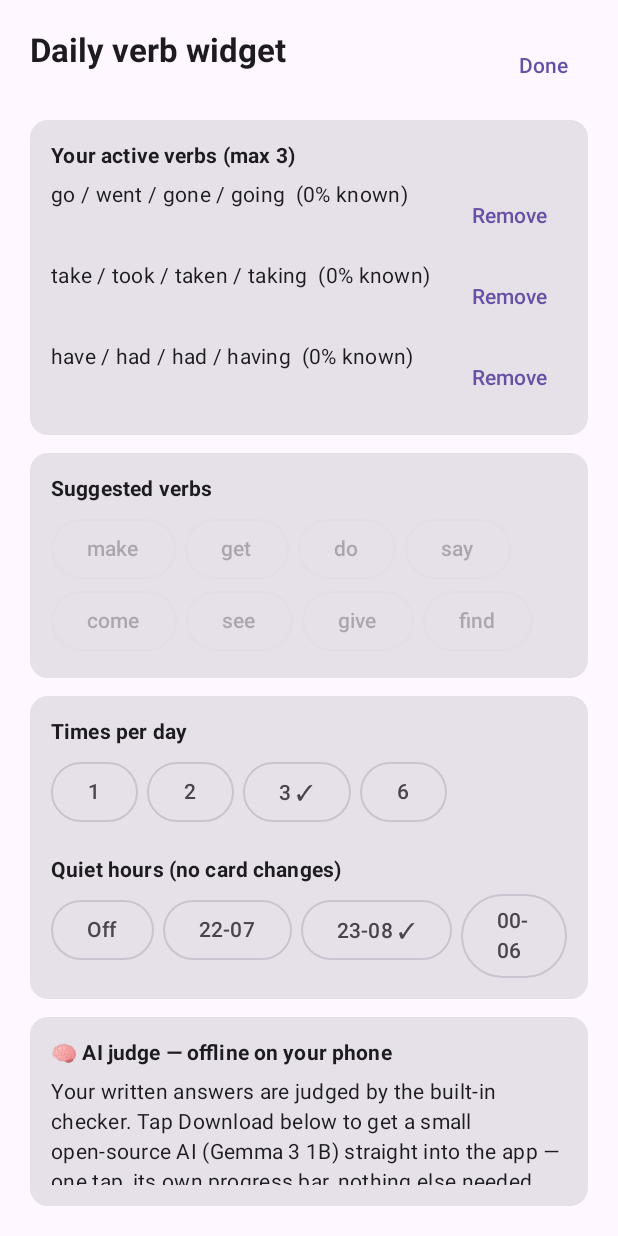
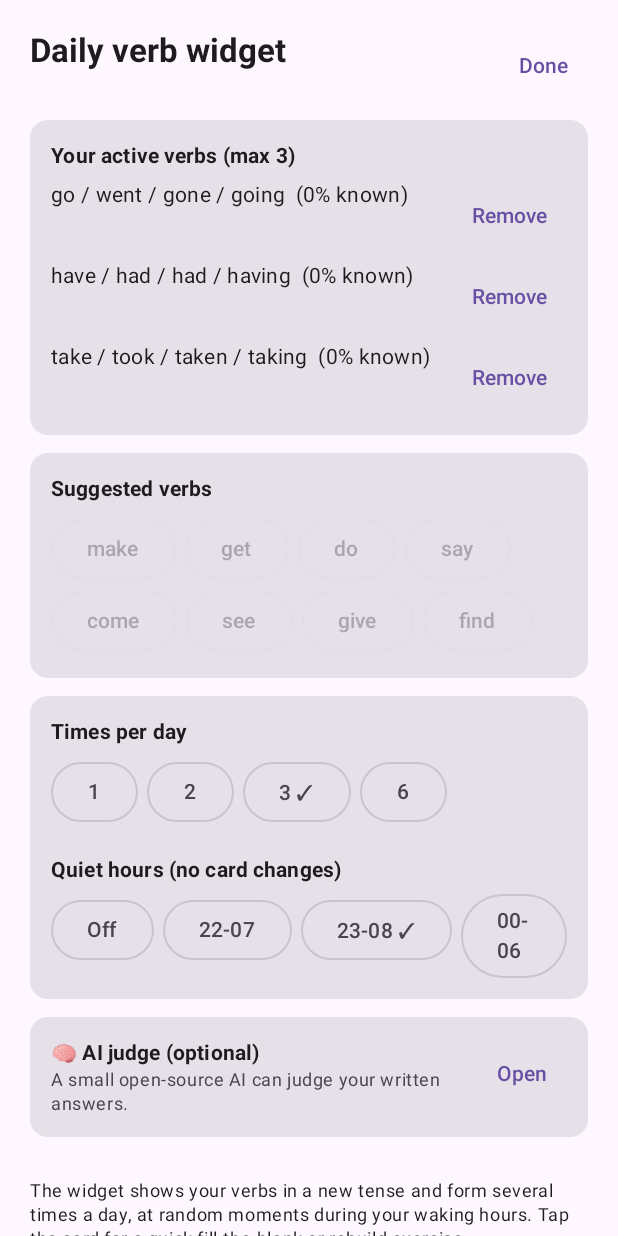
Before and after one commit to KingxKingT/test, an Android app built with Jetpack Compose: the composable VerbSettingsScreen shown on its own in the app's theme, on a phone screen of 412 x 824 dp. Run offline under Robolectric (Android 15) with nearby library versions, the phone set to English and light mode, and no system bars; libraries missing offline, so code that uses them is left out: androidx.glance, androidx.glance.appwidget, com.google.mediapipe.tasks; 3 statements that could not run were skipped.

Commit message:
UX overhaul: scrolling on all screens, home hierarchy, collapsible AI card

```diff
--- a/app/src/main/java/com/example/grammardaily/ui/ExerciseUi.kt
+++ b/app/src/main/java/com/example/grammardaily/ui/ExerciseUi.kt
@@ -4,6 +4,8 @@ package com.example.grammardaily.ui
 
 import android.content.Context
 import android.speech.tts.TextToSpeech
+import androidx.compose.foundation.rememberScrollState
+import androidx.compose.foundation.verticalScroll
 import androidx.compose.foundation.layout.Arrangement
 import androidx.compose.foundation.layout.Column
 import androidx.compose.foundation.layout.FlowRow
@@ -379,6 +381,7 @@ fun ExerciseRunner(
     Column(
         modifier = Modifier
             .fillMaxSize()
+            .verticalScroll(rememberScrollState())
             .padding(20.dp),
         verticalArrangement = Arrangement.spacedBy(12.dp)
     ) {
@@ -435,6 +438,7 @@ fun PlacementScreen(
         Column(
             modifier = Modifier
                 .fillMaxSize()
+                .verticalScroll(rememberScrollState())
                 .padding(20.dp),
             verticalArrangement = Arrangement.spacedBy(12.dp)
         ) {
@@ -500,7 +504,7 @@ fun PlacementScreen(
                 )
                 Text(text = aiReport!!, style = MaterialTheme.typography.bodyMedium)
             }
-            Spacer(modifier = Modifier.weight(1f))
+            Spacer(modifier = Modifier.height(8.dp))
             Button(onClick = { onFinished(res) }, modifier = Modifier.fillMaxWidth()) {
                 Text("Start learning at ${res.level.code}")
             }
--- a/app/src/main/java/com/example/grammardaily/ui/VerbScreens.kt
+++ b/app/src/main/java/com/example/grammardaily/ui/VerbScreens.kt
@@ -2,6 +2,8 @@
 
 package com.example.grammardaily.ui
 
+import androidx.compose.foundation.rememberScrollState
+import androidx.compose.foundation.verticalScroll
 import androidx.compose.foundation.layout.Arrangement
 import androidx.compose.foundation.layout.Column
 import androidx.compose.foundation.layout.Row
@@ -100,6 +102,7 @@ fun VerbExerciseScreen(
     Column(
         modifier = Modifier
             .fillMaxSize()
+            .verticalScroll(rememberScrollState())
             .padding(20.dp),
         verticalArrangement = Arrangement.spacedBy(12.dp)
     ) {
@@ -177,6 +180,7 @@ fun VerbSettingsScreen(
     Column(
         modifier = Modifier
             .fillMaxSize()
+            .verticalScroll(rememberScrollState())
             .padding(20.dp),
         verticalArrangement = Arrangement.spacedBy(12.dp)
     ) {
@@ -350,7 +354,7 @@ fun VerbSettingsScreen(
 
         AiTeacherCard(refresh = refresh)
 
-        Spacer(modifier = Modifier.weight(1f))
+        Spacer(modifier = Modifier.height(4.dp))
         Text(
             text = "The widget shows your verbs in a new tense and form several times a day, at random moments during your waking hours. Tap the card for a quick fill-the-blank or rebuild exercise.",
             style = MaterialTheme.typography.bodySmall
@@ -367,6 +371,7 @@ fun AiTeacherCard(refresh: Int) {
     var importing by remember { mutableStateOf(false) }
     var downProgress by remember { mutableStateOf<Pair<Long, Long>?>(null) }
     var downName by remember { mutableStateOf("") }
+    var expanded by remember(refresh) { mutableStateOf(false) }
     val picker = rememberLauncherForActivityResult(
         ActivityResultContracts.GetContent()
     ) { uri ->
@@ -393,31 +398,57 @@ fun AiTeacherCard(refresh: Int) {
             modifier = Modifier.padding(14.dp),
             verticalArrangement = Arrangement.spacedBy(6.dp)
         ) {
+            Row(
+                modifier = Modifier.fillMaxWidth(),
+                horizontalArrangement = Arrangement.SpaceBetween,
+                verticalAlignment = Alignment.CenterVertically
+            ) {
+                Column(modifier = Modifier.weight(1f)) {
                     Text(
-                text = "\uD83E\uDDE0 AI judge \u2014 offline on your phone",
+                        text = "\uD83E\uDDE0 AI judge (optional)",
                         style = MaterialTheme.typography.titleSmall,
                         fontWeight = FontWeight.Bold
                     )
                     Text(
-                text = if (ready)
-                    "Active: an open-source model on your phone reads every written answer and decides if it is correct \u2014 even different wordings that a simple checker would call wrong."
-                else
-                    "Your written answers are judged by the built-in checker. Tap Download below to get a small open-source AI (Gemma 3 1B) straight into the app — one tap, its own progress bar, nothing else needed.\n\nAfter that, judging runs fully offline on your phone, and it accepts different wordings a simple checker would call wrong.",
+                        text = when {
+                            importing -> "Importing model\u2026"
+                            downProgress != null -> {
+                                val (d, t) = downProgress!!
+                                "Downloading \u2014 ${d / (1024 * 1024)} of ${t / (1024 * 1024)} MB"
+                            }
+                            ready -> "Installed \u2014 judging your written answers, offline."
+                            else -> "A small open-source AI can judge your written answers."
+                        },
+                        style = MaterialTheme.typography.bodySmall,
+                        color = MaterialTheme.colorScheme.onSurfaceVariant
+                    )
+                }
+                TextButton(onClick = { expanded = !expanded }) {
+                    Text(if (expanded) "Hide" else "Open")
+                }
+            }
+            if (expanded) {
+                Text(
+                    text = "Written answers are judged by the built-in checker. Download a small open-source AI (Gemma 3 1B) and it will judge them instead \u2014 accepting different wordings a simple checker would call wrong. It never talks; it only judges, fully offline.",
                     style = MaterialTheme.typography.bodyMedium
                 )
-            if (importing) Text("Copying model file \u2026 this can take a minute.")
-            if (status.isNotBlank()) Text(status, color = MaterialTheme.colorScheme.tertiary)
-            if (downProgress != null) {
+                if (status.isNotBlank()) {
+                    Text(text = status, color = MaterialTheme.colorScheme.tertiary)
+                }
+                when {
+                    downProgress != null -> {
                         val (d, t) = downProgress!!
                         LinearProgressIndicator(
                             progress = { (d.toDouble() / t.coerceAtLeast(1)).toFloat() },
                             modifier = Modifier.fillMaxWidth()
                         )
                         Text(
-                    "Downloading ${downName} \u2014 ${d / (1024 * 1024)} of ${t / (1024 * 1024)} MB",
+                            text = "Downloading ${downName} \u2014 keep the app open",
                             style = MaterialTheme.typography.bodySmall
                         )
-            } else if (!ready) {
+                    }
+
+                    !ready -> {
                         Button(
                             onClick = {
                                 downName = "AI model"
@@ -443,18 +474,20 @@ fun AiTeacherCard(refresh: Int) {
                             },
                             enabled = !importing,
                             modifier = Modifier.fillMaxWidth()
-                ) { Text("\u2b07 Download the AI judge (529 MB, one tap)") }
+                        ) { Text("\u2b07 Download the AI (529 MB)") }
                         Button(
                             onClick = { picker.launch("*/*") },
                             enabled = !importing,
                             modifier = Modifier.fillMaxWidth()
                         ) { Text("Or import a model file from your phone") }
-            } else {
                         Text(
-                    text = "Installed: " + AiJudge.modelFile(context).name +
-                        " (" + AiJudge.modelFile(context).length() / (1024 * 1024) + " MB)",
-                    style = MaterialTheme.typography.bodySmall
+                            text = "The model is 529 MB and downloads once; afterwards everything runs offline. You can delete it anytime to free space.",
+                            style = MaterialTheme.typography.bodySmall,
+                            color = MaterialTheme.colorScheme.onSurfaceVariant
                         )
+                    }
+
+                    else -> {
                         Button(
                             onClick = { picker.launch("*/*") },
                             enabled = !importing,
@@ -469,11 +502,8 @@ fun AiTeacherCard(refresh: Int) {
                             modifier = Modifier.fillMaxWidth()
                         ) { Text("Delete the model (free up space)") }
                     }
-            Text(
-                text = "How to get a model: on your computer or phone browser, download a small open-source model in MediaPipe .task format (Gemma 3 1B, about 550 MB) or a GGUF file (Qwen 0.6B, about 350 MB). Then tap Import and pick the file. It runs fully offline, with no talking \u2014 it only judges your answers.",
-                style = MaterialTheme.typography.bodySmall,
-                color = MaterialTheme.colorScheme.onSurfaceVariant
-            )
                 }
             }
         }
+    }
+}
```
Also changed, not shown: app/src/main/java/com/example/grammardaily/ui/Screens.kt (+106 -112 lines). Lines whose indentation alone changed are shown as unchanged.
